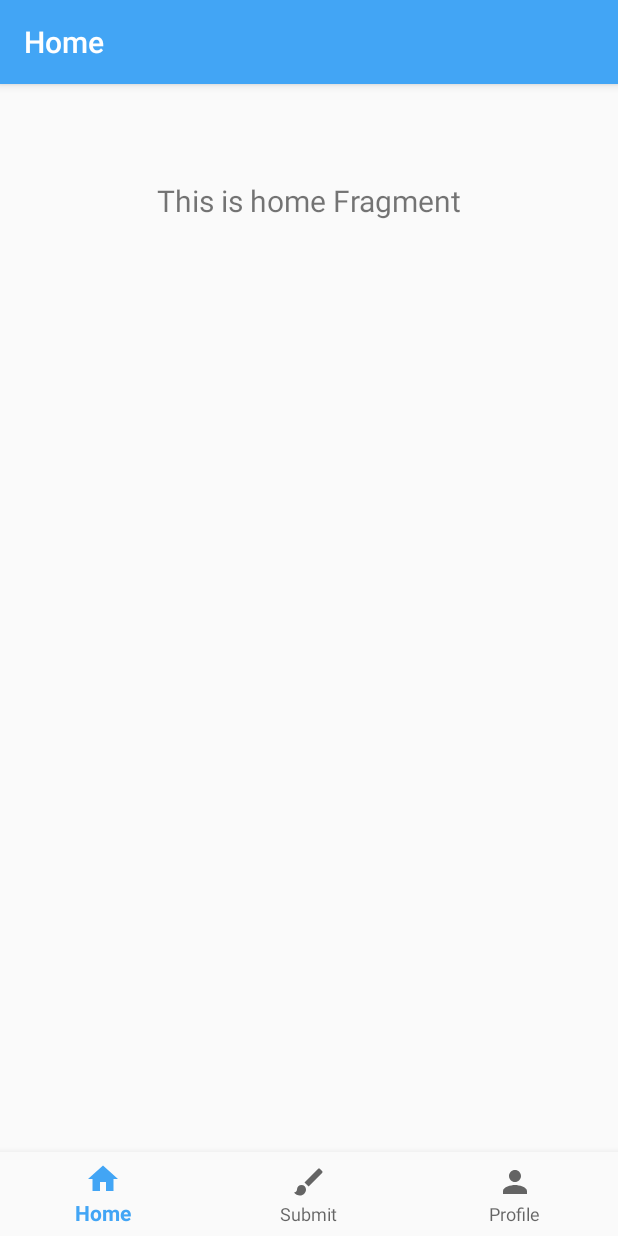
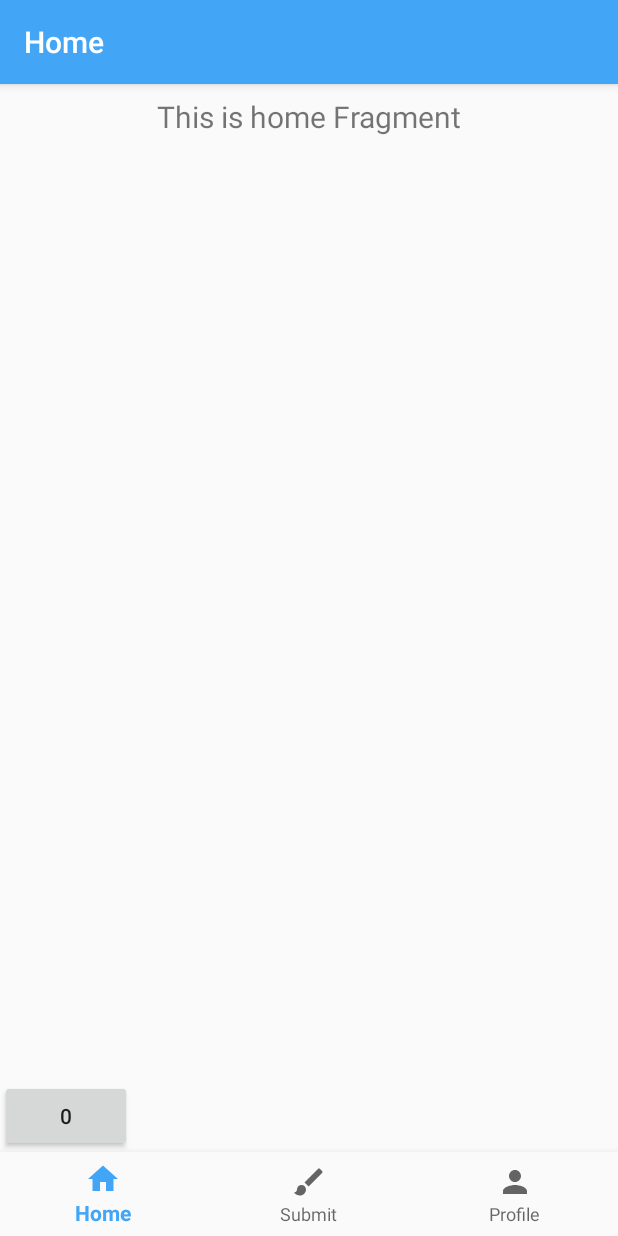
Before and after one commit to J-HM/App_PokusMe, an Android app: the screen it shows after launch (MainActivity), on a phone screen of 412 x 824 dp. Run offline under Robolectric (Android 15) with nearby library versions, the phone set to English and light mode, and no system bars; our stand-ins replace navigation-ui.

```diff
--- a/app/src/main/AndroidManifest.xml
+++ b/app/src/main/AndroidManifest.xml
@@ -1,14 +1,18 @@
 <?xml version="1.0" encoding="utf-8"?>
 <manifest xmlns:android="http://schemas.android.com/apk/res/android"
+    xmlns:tools="http://schemas.android.com/tools"
     package="com.jhm.android.app_pokusme">
 
     <application
         android:allowBackup="true"
+        android:fullBackupContent="true"
         android:icon="@mipmap/ic_launcher"
         android:label="@string/app_name"
         android:roundIcon="@mipmap/ic_launcher_round"
         android:supportsRtl="true"
-        android:theme="@style/AppTheme">
+        android:theme="@style/AppTheme"
+        tools:ignore="GoogleAppIndexingWarning">
+        <activity android:name=".ui.login.LoginActivity" />
         <activity android:name=".MainActivity">
             <intent-filter>
                 <action android:name="android.intent.action.MAIN" />
--- a/app/src/main/java/com/jhm/android/app_pokusme/MainActivity.kt
+++ b/app/src/main/java/com/jhm/android/app_pokusme/MainActivity.kt
@@ -16,9 +16,11 @@ class MainActivity : AppCompatActivity() {
 
         val navigationController = findNavController(R.id.navigation_host_fragment)
 
+
         val appBarConfiguration = AppBarConfiguration(
             setOf(R.id.navigation_home, R.id.navigation_submit, R.id.navigation_profile)
         )
+
         setupActionBarWithNavController(navigationController, appBarConfiguration)
         navigation_view.setupWithNavController(navigationController)
 
--- a/app/src/main/java/com/jhm/android/app_pokusme/ui/home/HomeFragment.kt
+++ b/app/src/main/java/com/jhm/android/app_pokusme/ui/home/HomeFragment.kt
@@ -6,7 +6,7 @@ import android.view.View
 import android.view.ViewGroup
 import androidx.fragment.app.Fragment
 import androidx.lifecycle.Observer
-import androidx.lifecycle.ViewModelProviders
+import androidx.lifecycle.ViewModelProvider
 import com.jhm.android.app_pokusme.R
 import kotlinx.android.synthetic.main.fragment_home.*
 
@@ -15,12 +15,17 @@ class HomeFragment : Fragment() {
     private lateinit var homeViewModel: HomeViewModel
 
     override fun onCreateView(inflater: LayoutInflater, container: ViewGroup?, savedInstanceState: Bundle?): View? {
-        homeViewModel = ViewModelProviders.of(this).get(HomeViewModel::class.java)
-        val root = inflater.inflate(R.layout.fragment_home, container, false)
-
-        homeViewModel.text.observe(this, Observer {
+        homeViewModel = ViewModelProvider(this).get(HomeViewModel::class.java)
+        homeViewModel.text.observe(viewLifecycleOwner, Observer {
             text_home.text = it
         })
-        return root
+
+        homeViewModel.number.observe(viewLifecycleOwner, Observer {
+            button_home_test.text = it.toString()
+        })
+
+
+
+        return inflater.inflate(R.layout.fragment_home, container, false)
     }
 }
--- a/app/src/main/java/com/jhm/android/app_pokusme/ui/home/HomeViewModel.kt
+++ b/app/src/main/java/com/jhm/android/app_pokusme/ui/home/HomeViewModel.kt
@@ -10,4 +10,9 @@ class HomeViewModel : ViewModel() {
         value = "This is home Fragment"
     }
     val text: LiveData<String> = _text
+
+    private val _number = MutableLiveData<Int>().apply {
+        value = 0
+    }
+    val number: LiveData<Int> = _number
 }
--- a/app/src/main/res/layout/activity_main.xml
+++ b/app/src/main/res/layout/activity_main.xml
@@ -3,31 +3,30 @@
     xmlns:app="http://schemas.android.com/apk/res-auto"
     android:id="@+id/container"
     android:layout_width="match_parent"
-    android:layout_height="match_parent"
-    android:paddingTop="?attr/actionBarSize">
+    android:layout_height="match_parent">
+
+    <fragment
+        android:id="@+id/navigation_host_fragment"
+        android:name="androidx.navigation.fragment.NavHostFragment"
+        android:layout_width="0dp"
+        android:layout_height="0dp"
+        app:defaultNavHost="true"
+        app:layout_constraintBottom_toTopOf="@+id/navigation_view"
+        app:layout_constraintEnd_toEndOf="parent"
+        app:layout_constraintStart_toStartOf="parent"
+        app:layout_constraintTop_toTopOf="parent"
+        app:navGraph="@navigation/mobile_navigation" />
 
     <com.google.android.material.bottomnavigation.BottomNavigationView
         android:id="@+id/navigation_view"
         android:layout_width="0dp"
         android:layout_height="wrap_content"
-        android:layout_marginStart="0dp"
-        android:layout_marginEnd="0dp"
         android:background="?android:attr/windowBackground"
         app:layout_constraintBottom_toBottomOf="parent"
         app:layout_constraintLeft_toLeftOf="parent"
         app:layout_constraintRight_toRightOf="parent"
-        app:menu="@menu/bottom_navigation_menu" />
+        app:menu="@menu/bottom_navigation_menu">
 
-    <fragment
-        android:id="@+id/navigation_host_fragment"
-        android:name="androidx.navigation.fragment.NavHostFragment"
-        android:layout_width="match_parent"
-        android:layout_height="match_parent"
-        app:defaultNavHost="true"
-        app:layout_constraintBottom_toTopOf="@id/navigation_view"
-        app:layout_constraintLeft_toLeftOf="parent"
-        app:layout_constraintRight_toRightOf="parent"
-        app:layout_constraintTop_toTopOf="parent"
-        app:navGraph="@navigation/mobile_navigation" />
+    </com.google.android.material.bottomnavigation.BottomNavigationView>
 
 </androidx.constraintlayout.widget.ConstraintLayout>
--- a/app/src/main/res/layout/fragment_home.xml
+++ b/app/src/main/res/layout/fragment_home.xml
@@ -16,4 +16,12 @@
         app:layout_constraintEnd_toEndOf="parent"
         app:layout_constraintStart_toStartOf="parent"
         app:layout_constraintTop_toTopOf="parent" />
+
+    <Button
+        android:id="@+id/button_home_test"
+        android:layout_width="wrap_content"
+        android:layout_height="wrap_content"
+        android:text="Button"
+        app:layout_constraintBottom_toBottomOf="parent"
+        app:layout_constraintStart_toStartOf="parent" />
 </androidx.constraintlayout.widget.ConstraintLayout>
```
Also changed, not shown: app/build.gradle (+24 -9 lines), app/src/main/java/com/jhm/android/app_pokusme/ui/login/LoginActivity.kt (added, +13 -0 lines), app/src/main/java/com/jhm/android/app_pokusme/ui/profile/ProfileFragment.kt (+5 -5 lines), app/src/main/java/com/jhm/android/app_pokusme/ui/submit/SubmitFragment.kt (+3 -5 lines), app/src/main/res/layout/activity_login.xml (added, +8 -0 lines).
